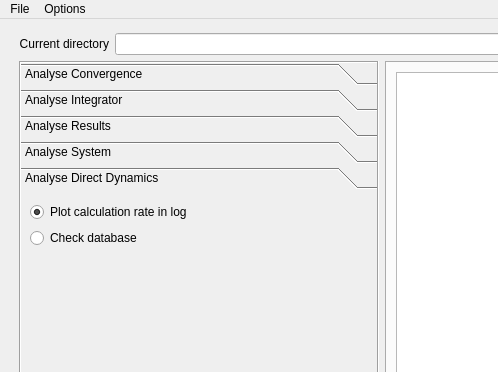
Above: source/analyse/gui_files/gui_analysis/ui_analysis.ui from wenzhaojia2000/msc-trajectory-analysis before the change; both pictures show x 0 to 498 and y 0 to 372 of the 1000 by 600 pixel window. Below: the same form after it.
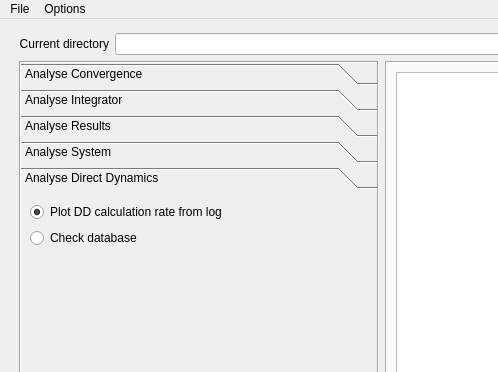
That is the form after the change. The open tabs and pages were chosen to show the change. Custom widgets are drawn as their Qt base class.

What changed in the file:
```diff
--- a/source/analyse/gui_files/gui_analysis/ui_analysis.ui
+++ b/source/analyse/gui_files/gui_analysis/ui_analysis.ui
@@ -702,7 +702,7 @@
                <string>Reads ./log and plots the number of direct dynamics calculations per timestep.</string>
               </property>
               <property name="text">
-               <string>Plot calculation rate in log</string>
+               <string>Plot DD calculation rate from log</string>
               </property>
               <property name="checked">
                <bool>true</bool>
```
Left out of the diff: 2 changed lines with no effect on the pictures.
